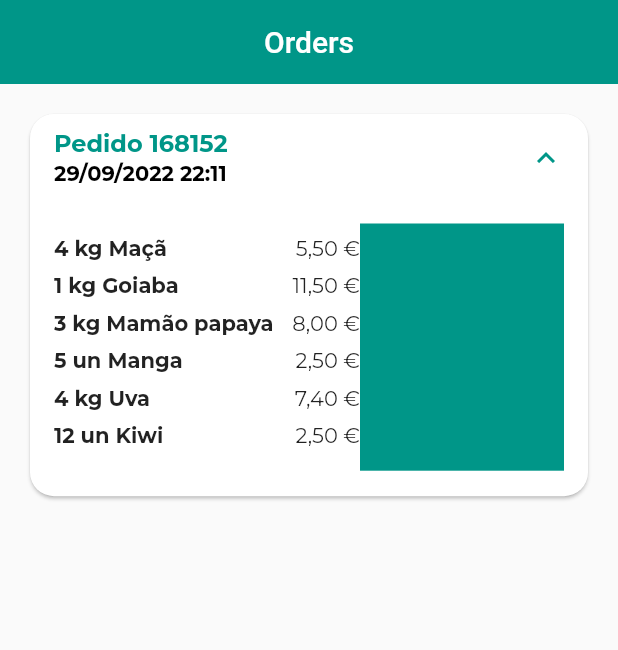
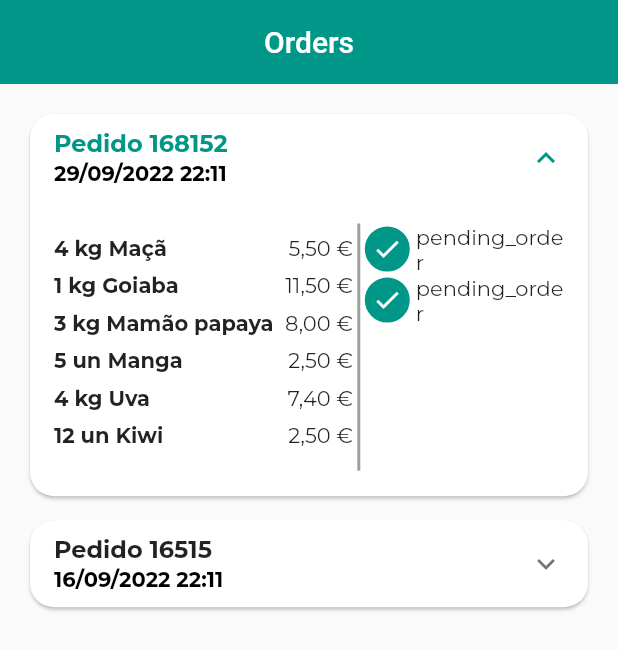
Before and after one commit to ravelinejunior/newravelinestore, a Flutter app: the OrdersScreen screen opened directly, after a tap on an icon or button, on a phone screen of 412 x 824 dp. Shown: the top 650 px of the screen. Run offline on Flutter 3.47's test engine with Material 2 defaults, Android fonts, the phone set to English and light mode, and no system bars; our stand-ins replace animated_text_kit, badges, brasil_fields, get, google_fonts, lottie.

Commit message:
Dot Status

```diff
--- /dev/null
+++ b/lib/src/screens/ordersScreen/components/order_status.dart
@@ -0,0 +1,64 @@
+import 'package:flutter/material.dart';
+
+class OrderStatus extends StatelessWidget {
+  const OrderStatus({
+    Key? key,
+    required this.status,
+    required this.isOverdue,
+  }) : super(key: key);
+  final String status;
+  final bool isOverdue;
+
+  @override
+  Widget build(BuildContext context) {
+    return Column(
+      crossAxisAlignment: CrossAxisAlignment.stretch,
+      children: [
+        _StatusDot(
+          isActive: isOverdue,
+          title: status,
+        ),
+        _StatusDot(
+          isActive: isOverdue,
+          title: status,
+        ),
+      ],
+    );
+  }
+}
+
+class _StatusDot extends StatelessWidget {
+  const _StatusDot({Key? key, required this.isActive, required this.title})
+      : super(key: key);
+  final bool isActive;
+  final String title;
+
+  @override
+  Widget build(BuildContext context) {
+    return Row(
+      children: [
+        Container(
+          alignment: Alignment.center,
+          height: 30,
+          width: 30,
+          decoration: BoxDecoration(
+            shape: BoxShape.circle,
+            border: Border.all(
+              color: Colors.teal,
+            ),
+            color: isActive ? Colors.teal : Colors.transparent,
+          ),
+          child: isActive
+              ? const Icon(
+                  Icons.check,
+                  size: 20,
+                  color: Colors.white,
+                )
+              : const SizedBox.shrink(),
+        ),
+        const SizedBox(width: 4),
+        Expanded(child: Text(title)),
+      ],
+    );
+  }
+}
--- a/lib/src/screens/ordersScreen/components/orders_tile.dart
+++ b/lib/src/screens/ordersScreen/components/orders_tile.dart
@@ -3,6 +3,7 @@ import 'package:google_fonts/google_fonts.dart';
 import 'package:newravelinestore/data/model/cart_item_model.dart';
 import 'package:newravelinestore/data/model/order_model.dart';
 import 'package:newravelinestore/data/services/utils_services.dart';
+import 'package:newravelinestore/src/screens/ordersScreen/components/order_status.dart';
 
 class OrdersTile extends StatelessWidget {
   const OrdersTile({Key? key, required this.order}) : super(key: key);
@@ -58,10 +59,15 @@ class OrdersTile extends StatelessWidget {
                           .toList(),
                     ),
                   ),
+                  const VerticalDivider(
+                      color: Colors.grey, thickness: 2, width: 8),
                   Expanded(
                     flex: 2,
-                    child: Container(
-                      color: Colors.teal,
+                    child: OrderStatus(
+                      status: order.status,
+                      isOverdue: order.dateOverdue.isBefore(
+                        DateTime.now(),
+                      ),
                     ),
                   ),
                 ],
--- a/lib/src/utils/app_data.dart
+++ b/lib/src/utils/app_data.dart
@@ -108,5 +108,14 @@ final List<OrderModel> ordersModel = [
     status: 'pending_order',
     copyAndPaste: "6186161GVJHNJSN1615#",
     total: 120.30,
+  ),
+  OrderModel(
+    id: 16515,
+    dateCreated: DateTime.parse('2022-09-16 22:11:02'),
+    dateOverdue: DateTime.parse('2022-09-17 23:11:02'),
+    items: cartItems,
+    status: 'pending_order',
+    copyAndPaste: "NSKJND6518615",
+    total: 120.30,
   )
 ];
```
